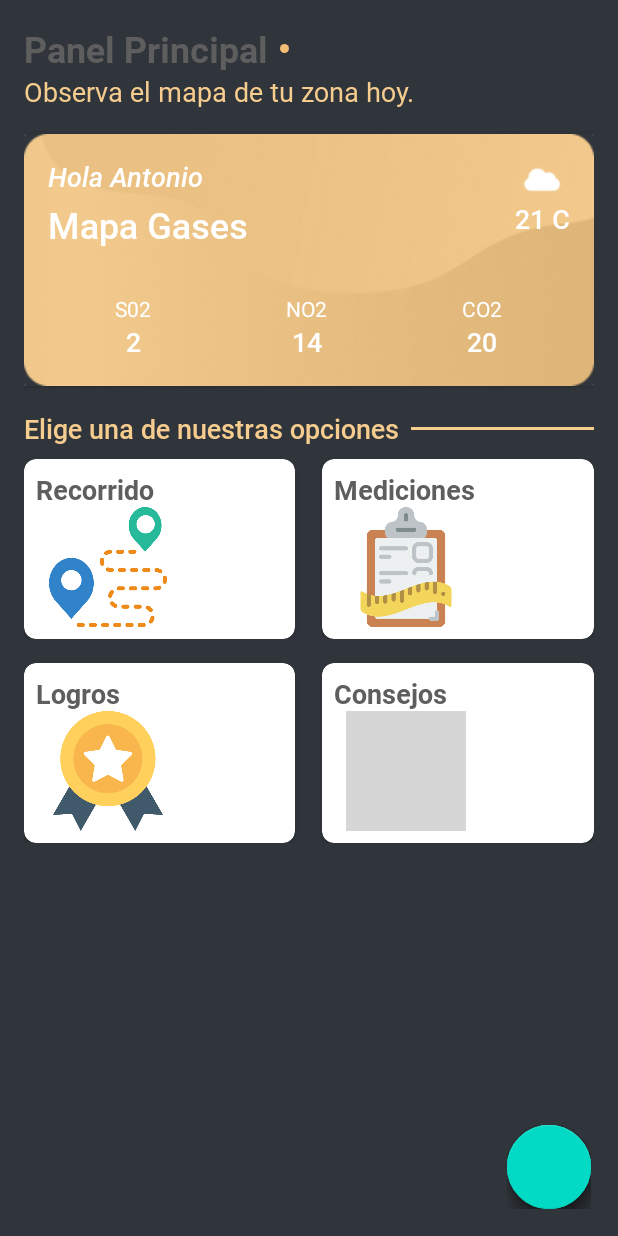
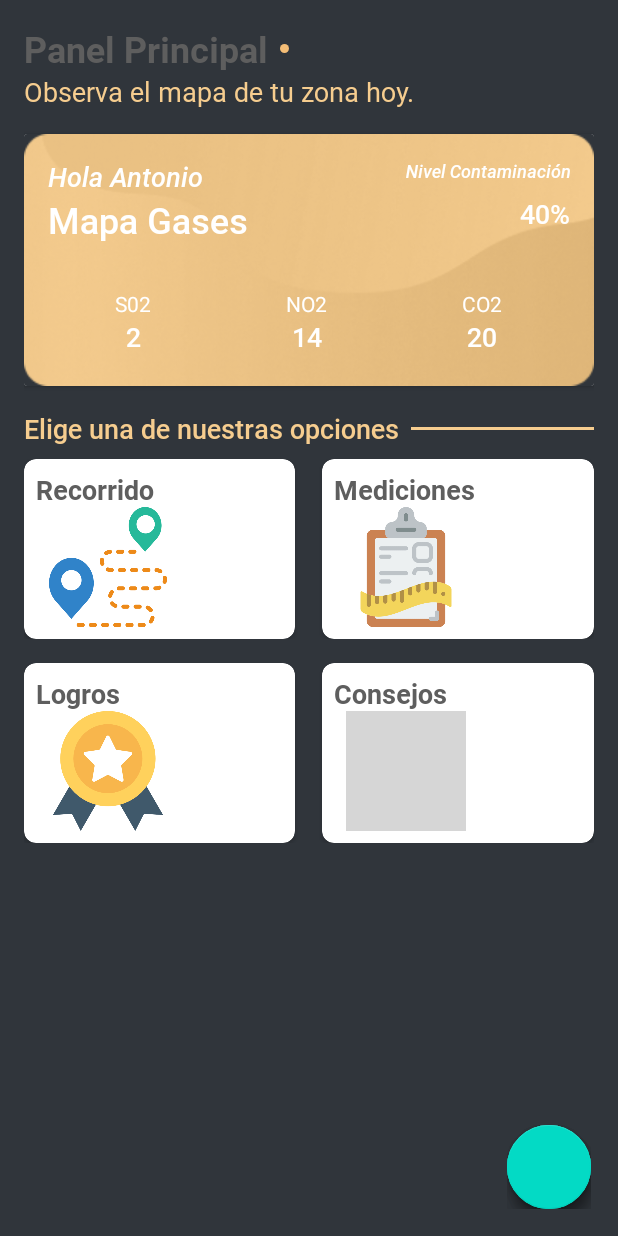
Before and after one commit to Daferfus/A-Todo-Gas, an Android app: the layout activity_main.xml on its own in the app's theme, with its tools: preview values and no code run, on a phone screen of 412 x 824 dp. Run offline under Robolectric (Android 15) with nearby library versions, the light colour scheme and no system bars; plain views replace FloatingActionButton, FloatingActionsMenu; grey boxes are pictures that could not be loaded.

Commit message:
Update activity_main.xml

```diff
--- a/codigoFuente/AplicacionMovil/BTLE/app/src/main/res/layout/activity_main.xml
+++ b/codigoFuente/AplicacionMovil/BTLE/app/src/main/res/layout/activity_main.xml
@@ -88,13 +88,18 @@
                     android:layout_height="wrap_content">
 
 
-                    <ImageView
-                        android:id="@+id/imageView"
-                        android:layout_width="wrap_content"
-                        android:layout_height="28dp"
-                        android:src="@drawable/cloud"
+                    <TextView
+                        android:id="@+id/textViewLevel"
+                        android:layout_width="match_parent"
+                        android:layout_height="wrap_content"
+                        android:fontFamily="@font/roboto_mediumitalic"
+                        android:text="Nivel Contaminación"
+                        android:textAlignment="textEnd"
+                        android:textColor="#ffff"
+                        android:textSize="12dp"
+                        app:layout_constraintBottom_toBottomOf="parent"
                         app:layout_constraintEnd_toEndOf="parent"
-                        tools:ignore="MissingConstraints" />
+                        app:layout_constraintStart_toStartOf="parent" />
 
                 </androidx.constraintlayout.widget.ConstraintLayout>
 
@@ -124,7 +129,7 @@
                         android:layout_width="wrap_content"
                         android:layout_height="wrap_content"
                         android:fontFamily="@font/roboto_medium"
-                        android:text="21 C"
+                        android:text="40%"
                         android:textColor="#ffff"
                         android:textSize="18dp"
                         app:layout_constraintEnd_toEndOf="parent"
```
